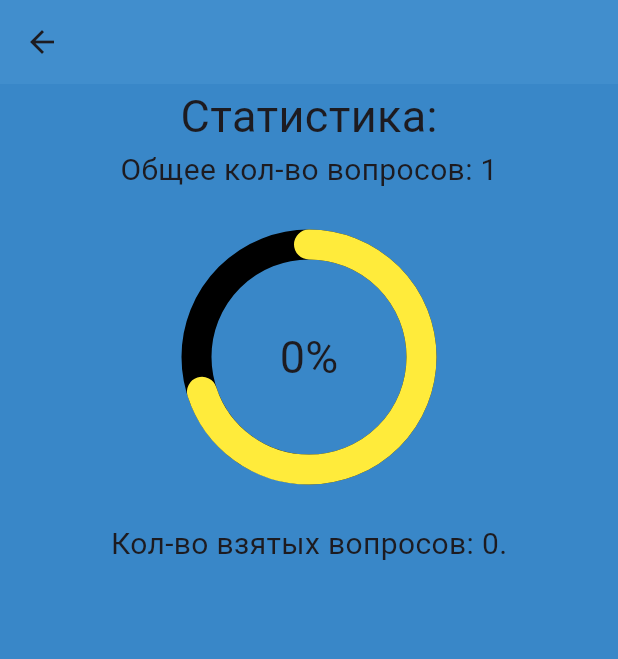
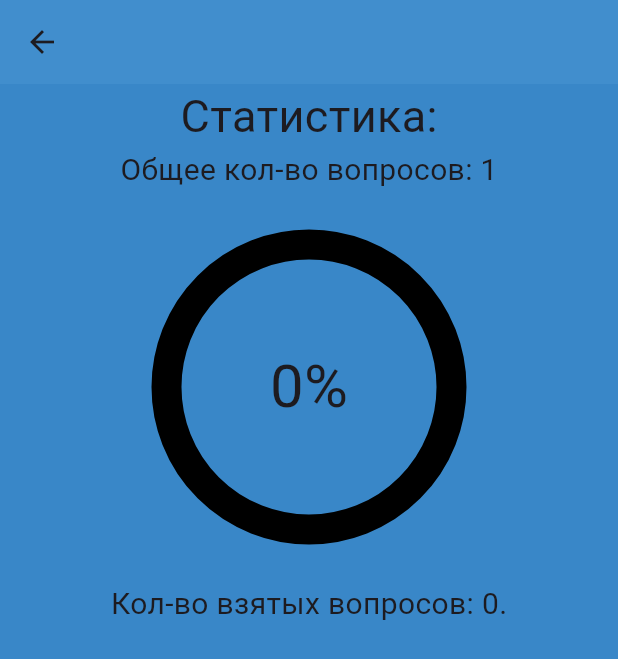
Before and after one commit to nktfmnko/cgkTraining, a Flutter app: the stat screen opened by its route, on a phone screen of 412 x 824 dp. Shown: the top 659 px of the screen. Run offline on Flutter 3.47's test engine with Material 3 defaults, Android fonts, the phone set to English and light mode, and no system bars; drawn by our look-alikes of percent_indicator; our stand-ins replace email_validator, supabase_flutter; accounts and stored records are empty.

Commit message:
Изменение размеров диаграммы

```diff
--- a/lib/statistics.dart
+++ b/lib/statistics.dart
@@ -29,14 +29,14 @@ class stat extends StatelessWidget {
             ),
             const SizedBox(height: 25),
             CircularPercentIndicator(
-              radius: 85.0,
+              radius: 105.0,
               lineWidth: 20.0,
               animation: true,
               animationDuration: 1000,
-              percent: 0.7,
+              percent: vzq / alq,
               center: Text(
                 '${(vzq / alq * 100).round()}%',
-                style: const TextStyle(fontSize: 30),
+                style: const TextStyle(fontSize: 40),
               ),
               circularStrokeCap: CircularStrokeCap.round,
               progressColor: Colors.yellow,
```
